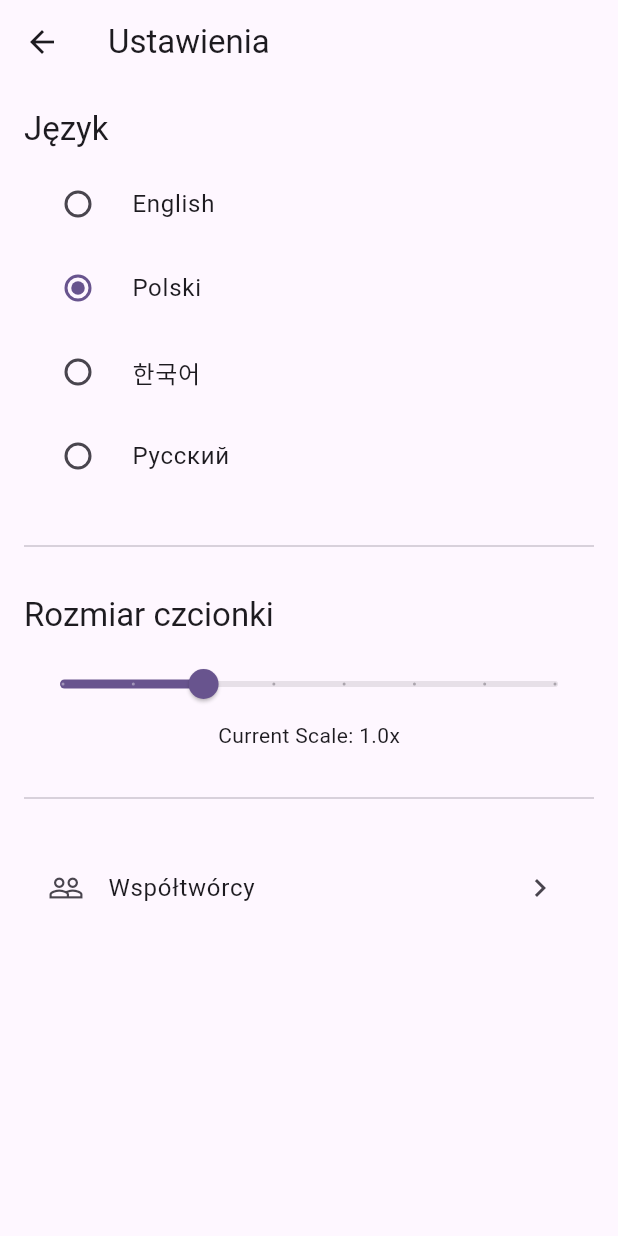
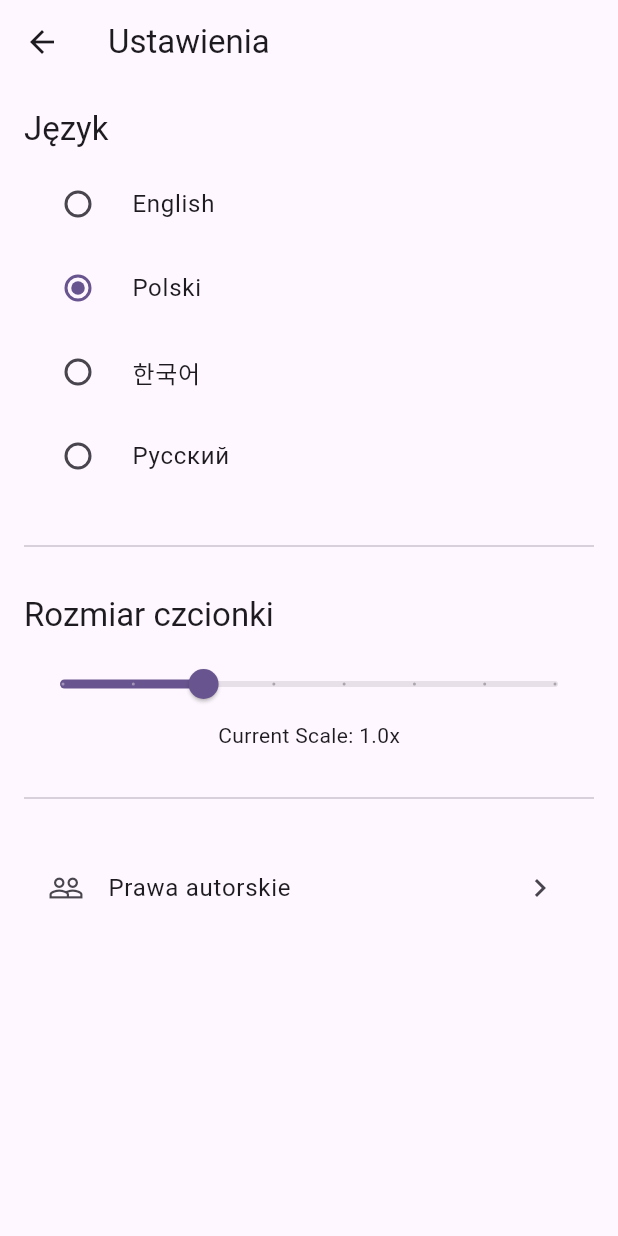
Before and after one commit to hamilcar1026/polish-learning-app, a Flutter app: the SettingsScreen screen opened directly, after a tap on "Polski", on a phone screen of 412 x 824 dp. Run offline on Flutter 3.47's test engine with Material 3 defaults, Android fonts, the phone set to English and light mode, and no system bars; our stand-ins replace flutter_riverpod, flutter_tts, hive, hive_flutter, shared_preferences; accounts and stored records are empty; generated files the repository leaves out were written again.

Commit message:
Update settings menu item to Copyrights

```diff
--- a/lib/screens/settings_screen.dart
+++ b/lib/screens/settings_screen.dart
@@ -87,7 +87,7 @@ class SettingsScreen extends ConsumerWidget {
 
           // Contributors Link
           ListTile(
-            title: Text(l10n.settingsContributors), // Use localized title
+            title: Text(l10n.copyrightsTitle), // Use the correct key for Copyrights
             leading: const Icon(Icons.people_outline),
             trailing: const Icon(Icons.chevron_right),
             onTap: () {
```
